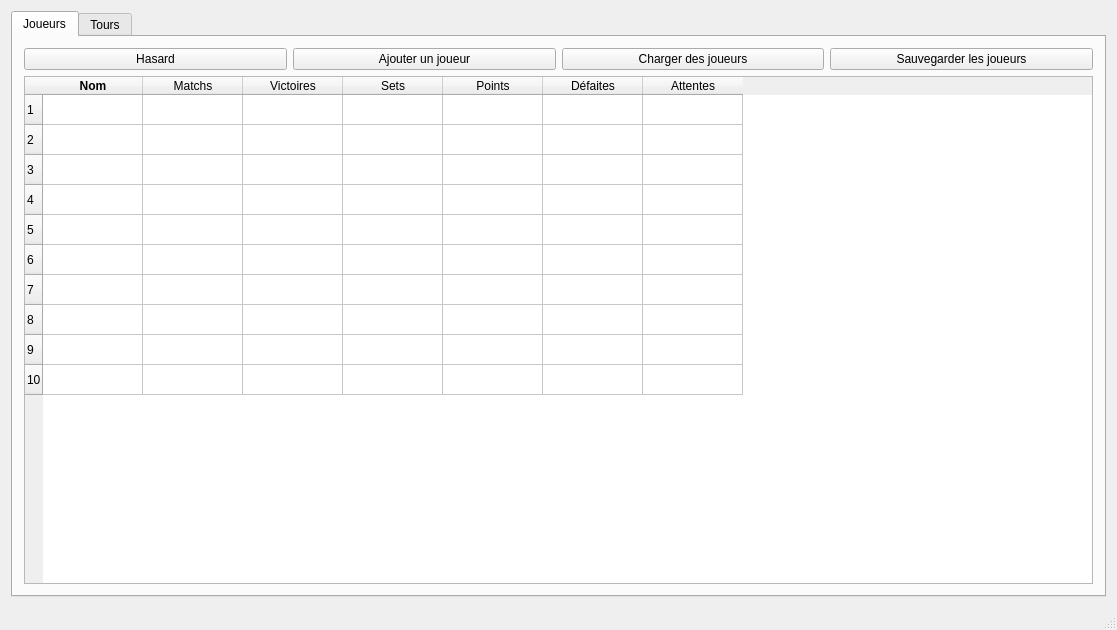
The window that mainwindow/mainwindow.ui (dsarrut/btm) describes before a commit, drawn with Qt 5.
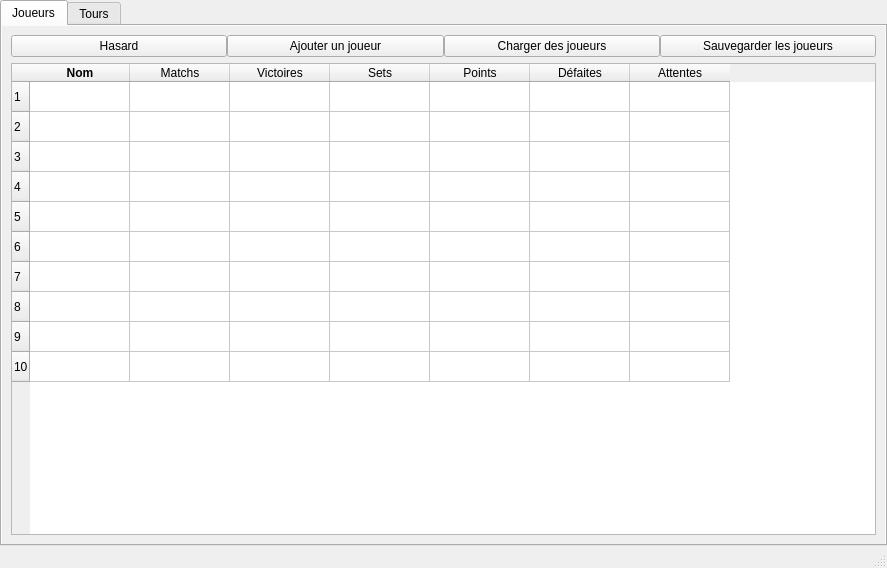
The same window after the commit. The open tabs and pages were chosen to show the change. Icons and pictures are not drawn. Custom widgets are drawn as their Qt base class.

The edit to the form file:
```diff
--- a/mainwindow/mainwindow.ui
+++ b/mainwindow/mainwindow.ui
@@ -6,8 +6,8 @@
    <rect>
     <x>0</x>
     <y>0</y>
-    <width>1117</width>
-    <height>630</height>
+    <width>887</width>
+    <height>568</height>
    </rect>
   </property>
   <property name="windowTitle">
@@ -15,8 +15,26 @@
   </property>
   <widget class="QWidget" name="centralWidget">
    <layout class="QGridLayout" name="gridLayout">
+    <property name="leftMargin">
+     <number>0</number>
+    </property>
+    <property name="topMargin">
+     <number>0</number>
+    </property>
+    <property name="rightMargin">
+     <number>0</number>
+    </property>
+    <property name="bottomMargin">
+     <number>0</number>
+    </property>
+    <property name="spacing">
+     <number>0</number>
+    </property>
     <item row="0" column="0">
      <widget class="QTabWidget" name="tabs">
+      <property name="styleSheet">
+       <string notr="true"/>
+      </property>
       <property name="currentIndex">
        <number>1</number>
       </property>
@@ -24,12 +42,36 @@
        <bool>false</bool>
       </property>
       <widget class="QWidget" name="tabPlayer">
+       <property name="autoFillBackground">
+        <bool>true</bool>
+       </property>
+       <property name="styleSheet">
+        <string notr="true"/>
+       </property>
        <attribute name="title">
         <string>Joueurs</string>
        </attribute>
        <layout class="QGridLayout" name="gridLayout_3">
+        <property name="leftMargin">
+         <number>9</number>
+        </property>
+        <property name="topMargin">
+         <number>9</number>
+        </property>
+        <property name="rightMargin">
+         <number>9</number>
+        </property>
+        <property name="bottomMargin">
+         <number>9</number>
+        </property>
+        <property name="spacing">
+         <number>6</number>
+        </property>
         <item row="0" column="0">
          <layout class="QHBoxLayout" name="horizontalLayout_2">
+          <property name="spacing">
+           <number>0</number>
+          </property>
           <item>
            <widget class="QPushButton" name="pushButton_rnd_players">
             <property name="text">
@@ -62,6 +104,9 @@
         </item>
         <item row="1" column="0">
          <layout class="QHBoxLayout" name="horizontalLayout_3">
+          <property name="spacing">
+           <number>0</number>
+          </property>
           <item>
            <widget class="QTableWidget" name="tablePlayers">
             <property name="sizePolicy">
```
Left out of the diff: 5 changed lines with no effect on the pictures.
